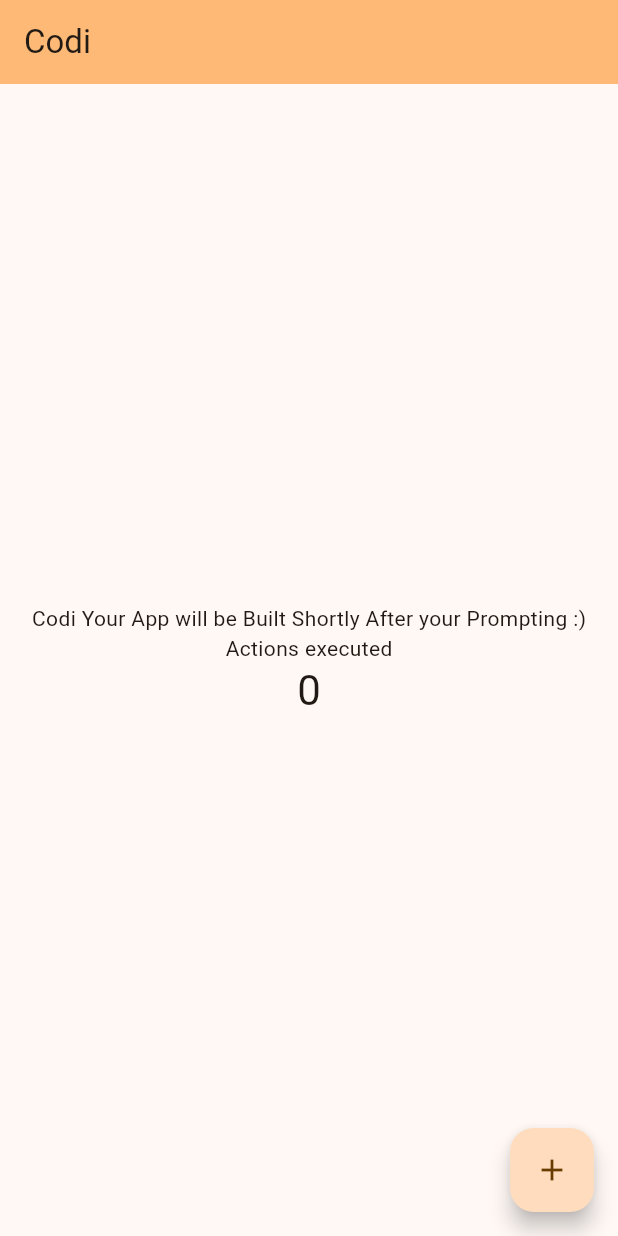
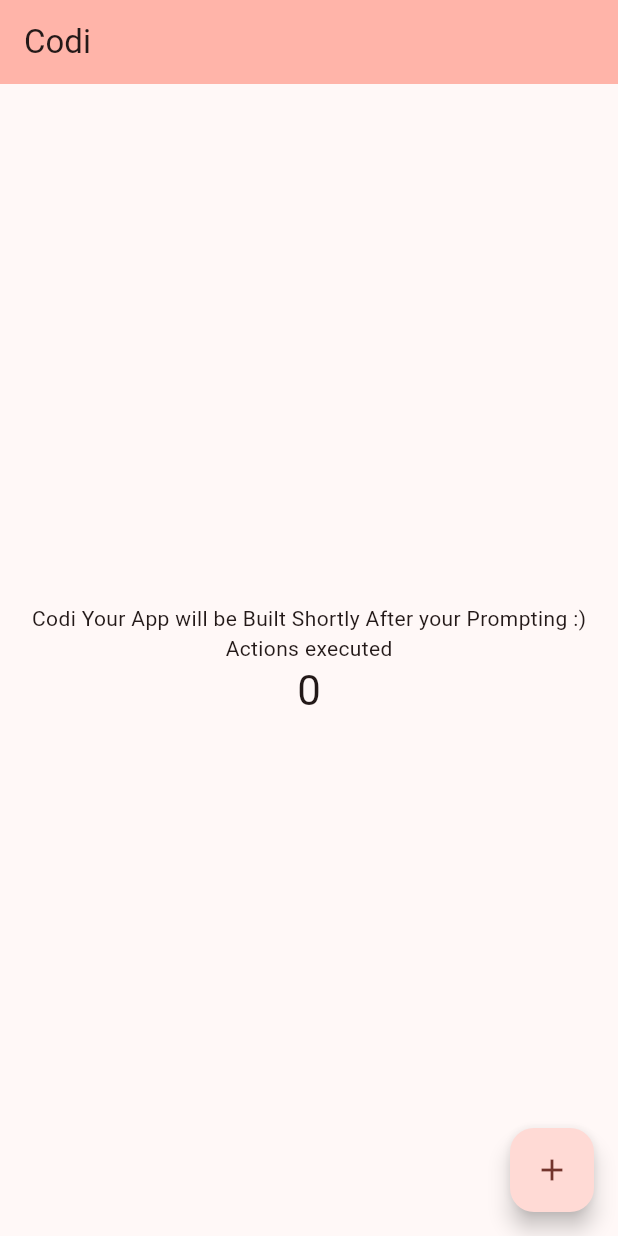
Before and after one commit to ineffablesam/church-app-testing, a Flutter app: the screen it shows after launch, on a phone screen of 412 x 824 dp. Run offline on Flutter 3.47's test engine with Material 3 defaults, Android fonts, the phone set to English and light mode, and no system bars.

Commit message:
feat: Change the app theme to red

```diff
--- a/lib/main.dart
+++ b/lib/main.dart
@@ -13,7 +13,7 @@ class MyApp extends StatelessWidget {
       title: 'Codi',
       debugShowCheckedModeBanner: false,
       theme: ThemeData(
-        colorScheme: ColorScheme.fromSeed(seedColor: Colors.orange),
+        colorScheme: ColorScheme.fromSeed(seedColor: Colors.red),
         useMaterial3: true,
       ),
       home: const HomePage(title: 'Codi'),
```
